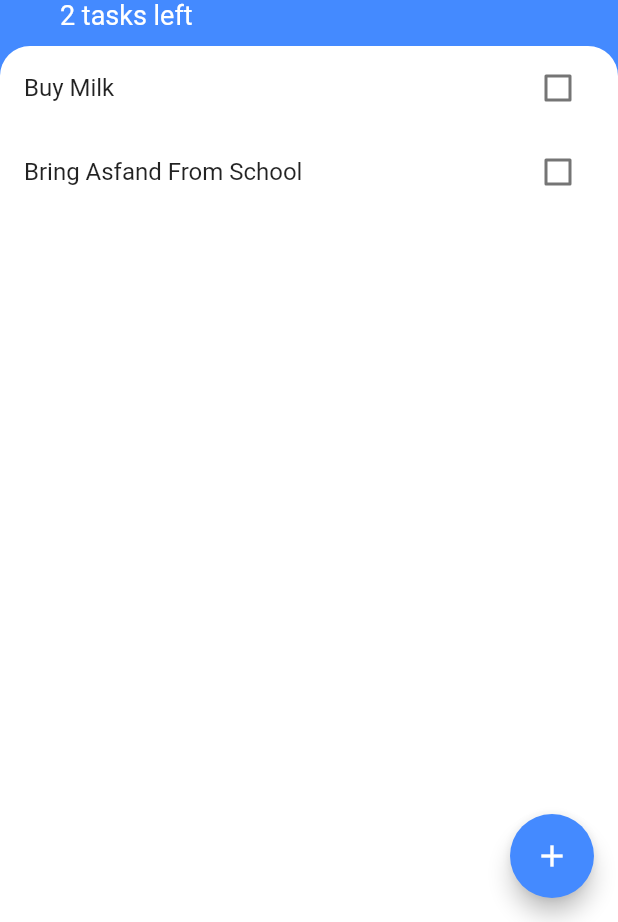
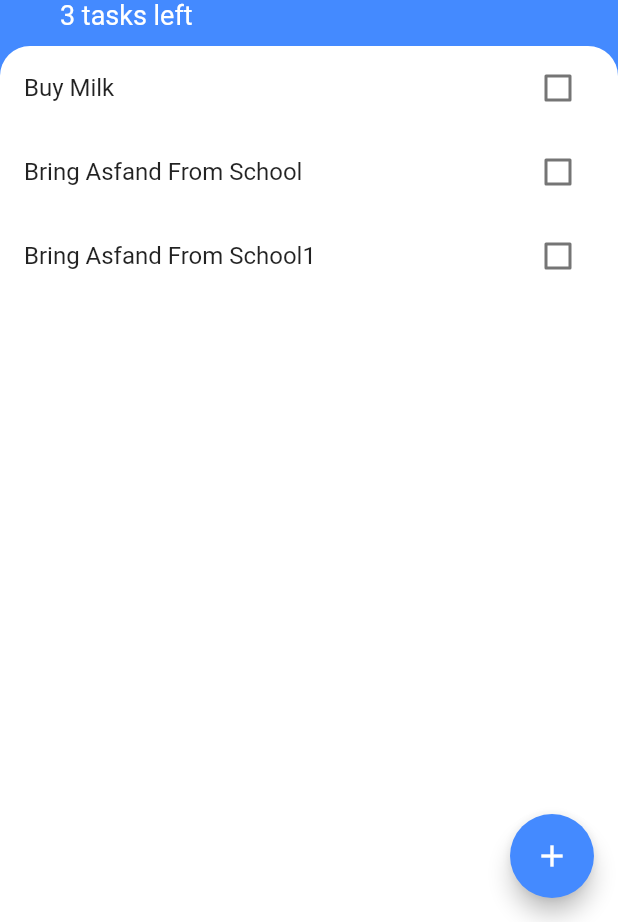
Before and after one commit to MuhammadIbraheem18sw26/StateManagement-FLutter, a Flutter app: the screen it shows after launch, on a phone screen of 412 x 824 dp, the part 314-1236 px from its top. Run offline on Flutter 3.47's test engine with Material 2 defaults, Android fonts, the phone set to English and light mode, and no system bars.

Commit message:
Complete The provider state management to update the tasks number and add task in list

```diff
--- a/lib/Screens/add_task_screen.dart
+++ b/lib/Screens/add_task_screen.dart
@@ -1,11 +1,10 @@
 import 'package:flutter/cupertino.dart';
 import 'package:flutter/material.dart';
+import 'package:provider/provider.dart';
+import 'package:todoapp/models/tasks_data.dart';
+import 'package:todoapp/models/tasks.dart';
 
 class AddTask extends StatelessWidget {
-  final Function addTaskCallback;
-
-  AddTask(this.addTaskCallback);
-
   @override
   Widget build(BuildContext context) {
     late String newtask;
@@ -46,12 +45,14 @@ class AddTask extends StatelessWidget {
                 ),
                 SizedBox(height: 18.0),
                 TextButton(
+                  onPressed: () {
+                    Provider.of<TaskData>(context, listen: false)
+                        .addTask(newtask);
+                    Navigator.pop(context);
+                  },
                   style: ButtonStyle(
                       backgroundColor:
                           MaterialStateProperty.all(Colors.blueAccent)),
-                  onPressed: () {
-                    addTaskCallback(newtask);
-                  },
                   child: Text(
                     "Add",
                     style: TextStyle(
--- a/lib/Screens/task_screen.dart
+++ b/lib/Screens/task_screen.dart
@@ -2,21 +2,11 @@ import 'package:flutter/cupertino.dart';
 import 'package:flutter/material.dart';
 import 'package:todoapp/widgets/task_list.dart';
 import 'add_task_screen.dart';
+import 'package:provider/provider.dart';
+import 'package:todoapp/models/tasks_data.dart';
 import 'package:todoapp/models/tasks.dart';
 
-class TaskScreen extends StatefulWidget {
-  @override
-  State<TaskScreen> createState() => _TaskScreenState();
-}
-
-class _TaskScreenState extends State<TaskScreen> {
-  List<Task> task = [
-    Task(taskName: 'Buy Milk'),
-    Task(
-      taskName: 'Bring Asfand From School',
-    )
-  ];
-
+class TaskScreen extends StatelessWidget {
   @override
   Widget build(BuildContext context) {
     return SafeArea(
@@ -31,12 +21,7 @@ class _TaskScreenState extends State<TaskScreen> {
                         child: Container(
                       padding: EdgeInsets.only(
                           bottom: MediaQuery.of(context).viewInsets.bottom),
-                      child: AddTask((value) {
-                        setState(() {
-                          task.add(Task(taskName: value));
-                        });
-                        Navigator.pop(context);
-                      }),
+                      child: AddTask(),
                     )));
           },
           backgroundColor: Colors.blueAccent,
@@ -72,7 +57,7 @@ class _TaskScreenState extends State<TaskScreen> {
                     ),
                   ),
                   Text(
-                    "${task.length} tasks left",
+                    "${context.watch<TaskData>().taskCount} tasks left",
                     style: TextStyle(
                       color: Colors.white,
                       fontSize: 18.0,
@@ -91,7 +76,7 @@ class _TaskScreenState extends State<TaskScreen> {
                     topRight: Radius.circular(20.0),
                   ),
                 ),
-                child: TaskList(task),
+                child: TaskList(),
               ),
             )
           ],
--- a/lib/main.dart
+++ b/lib/main.dart
@@ -1,6 +1,9 @@
 // @dart
 import 'package:flutter/material.dart';
+import 'package:provider/provider.dart';
 import 'package:todoapp/Screens/task_screen.dart';
+import 'package:provider/provider.dart';
+import 'models/tasks_data.dart';
 
 void main() {
   runApp(Todo());
@@ -9,9 +12,12 @@ void main() {
 class Todo extends StatelessWidget {
   @override
   Widget build(BuildContext context) {
-    return MaterialApp(
-      debugShowCheckedModeBanner: false,
-      home: TaskScreen(),
+    return ChangeNotifierProvider(
+      create: (_) => TaskData(),
+      child: MaterialApp(
+        debugShowCheckedModeBanner: false,
+        home: TaskScreen(),
+      ),
     );
   }
 }
--- /dev/null
+++ b/lib/models/tasks_data.dart
@@ -0,0 +1,27 @@
+import 'package:flutter/cupertino.dart';
+import 'package:flutter/foundation.dart';
+import 'dart:collection';
+
+import 'tasks.dart';
+
+class TaskData extends ChangeNotifier {
+  List<Task> _task = [
+    Task(taskName: 'Buy Milk'),
+    Task(taskName: 'Bring Asfand From School'),
+    Task(taskName: 'Bring Asfand From School1'),
+  ];
+
+  UnmodifiableListView<Task> get task {
+    return UnmodifiableListView(_task);
+  }
+
+  int get taskCount {
+    return _task.length;
+  }
+
+  void addTask(String newTaskTitle) {
+    final taskadded = Task(taskName: newTaskTitle);
+    _task.add(taskadded);
+    notifyListeners();
+  }
+}
--- a/lib/widgets/task_list.dart
+++ b/lib/widgets/task_list.dart
@@ -1,30 +1,23 @@
 import 'package:flutter/material.dart';
 import 'task_tile.dart';
 import 'package:todoapp/models/tasks.dart';
+import 'package:provider/provider.dart';
+import 'package:todoapp/models/tasks_data.dart';
 
-class TaskList extends StatefulWidget {
-  final List<Task> tasks;
-
-  TaskList(this.tasks);
-
-  @override
-  State<TaskList> createState() => _TaskListState();
-}
-
-class _TaskListState extends State<TaskList> {
+class TaskList extends StatelessWidget {
   @override
   Widget build(BuildContext context) {
     return ListView.builder(
         itemBuilder: (context, index) {
           return TaskTile(
-              isChecked: widget.tasks[index].isDone,
-              taskTitle: widget.tasks[index].taskName,
+              isChecked: context.watch<TaskData>().task[index].isDone,
+              taskTitle: context.watch<TaskData>().task[index].taskName,
               setCheckBox: (bool? value) {
-                setState(() {
-                  widget.tasks[index].toggleTasks();
-                });
+                // setState(() {
+                //   Provider.of<TaskData>(context).task[index].toggleTasks();
+                // });
               });
         },
-        itemCount: widget.tasks.length - 0);
+        itemCount: context.watch<TaskData>().taskCount);
   }
 }
--- a/pubspec.yaml
+++ b/pubspec.yaml
@@ -34,6 +34,7 @@ dependencies:
   # The following adds the Cupertino Icons font to your application.
   # Use with the CupertinoIcons class for iOS style icons.
   cupertino_icons: ^1.0.2
+  provider: ^6.0.2
 
 dev_dependencies:
   flutter_test:
```
Also changed, not shown: pubspec.lock.
